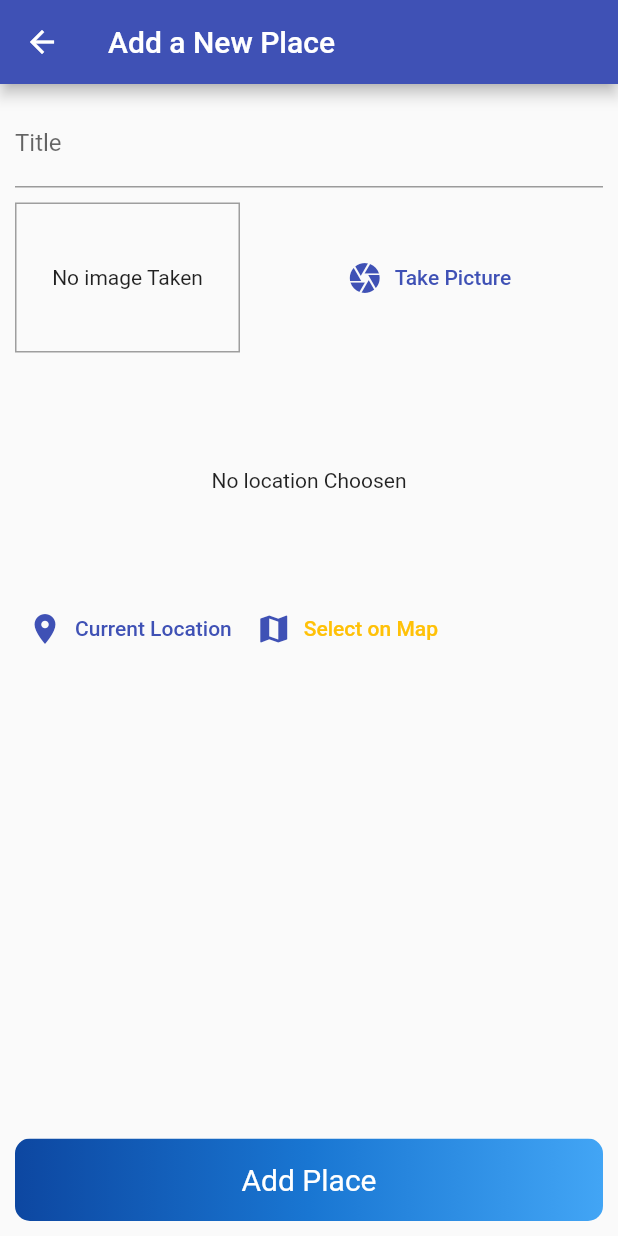
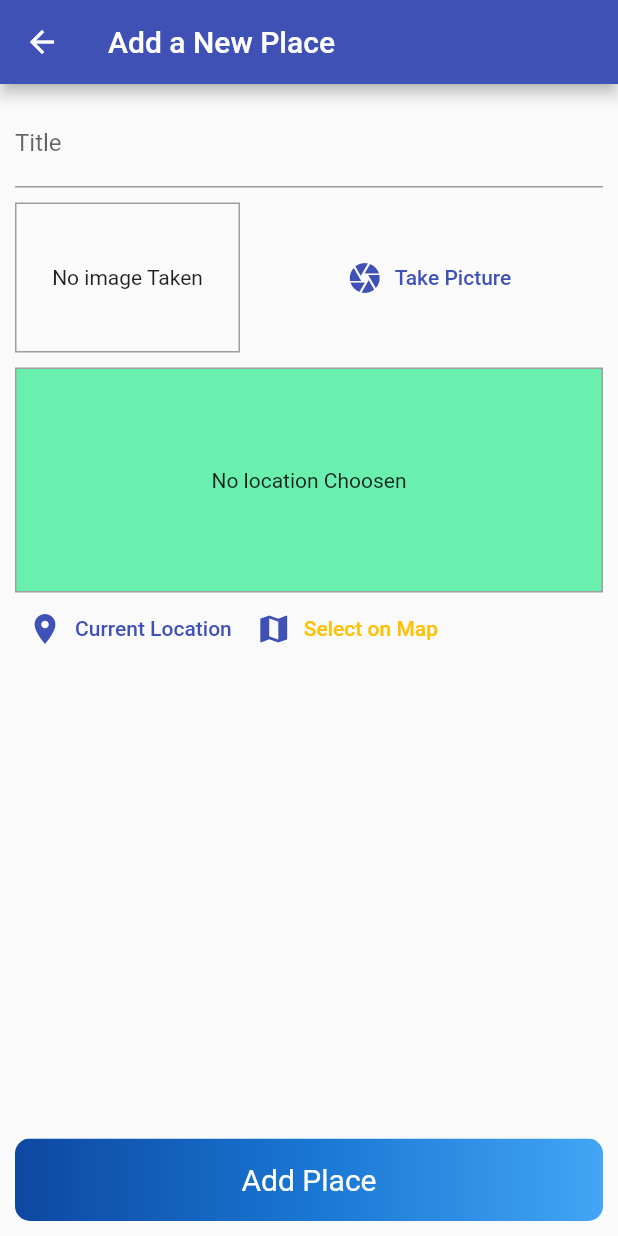
Before and after one commit to AqeelAaqi/great_places, a Flutter app: the AddPlaceScreen screen opened by its route, on a phone screen of 412 x 824 dp. Run offline on Flutter 3.47's test engine with Material 2 defaults, Android fonts, the phone set to English and light mode, and no system bars; our stand-ins replace image_picker, sqflite; accounts and stored records are empty.

Commit message:
location design update

```diff
--- a/lib/widgets/location_input.dart
+++ b/lib/widgets/location_input.dart
@@ -14,6 +14,7 @@ class _LocationInput extends State<LocationInput>{
         height: 150,
         width: double.infinity,
         alignment: Alignment.center,
+        decoration: BoxDecoration(color: Colors.greenAccent, border: Border.all(width: 1, color: Colors.grey)),
         child: _previewImageUrl == null ? Text('No location Choosen', textAlign: TextAlign.center,) : Image.network(_previewImageUrl!, fit: BoxFit.cover, width: double.infinity,),
       ),
       Row(children: <Widget>[
```
